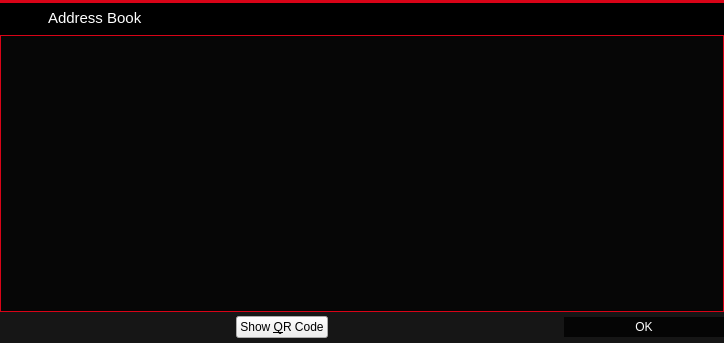
Before: the Qt Designer form src/qt/forms/addressbookpage.ui in AMA-CSharp-Code/Blazecoin_Wallet_Core_V1.5, drawn with Qt 5.
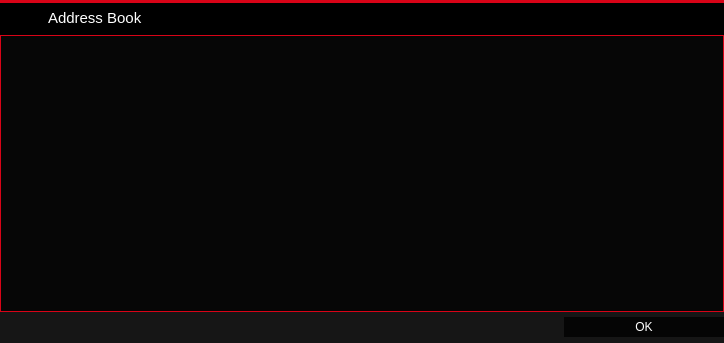
After: the same form once the commit is applied. Icons and pictures are not drawn.

Commit message: UI: remove QR Code button, restyle About dialog, fix MinGW build

Diff of the .ui file:
```diff
--- a/src/qt/forms/addressbookpage.ui
+++ b/src/qt/forms/addressbookpage.ui
@@ -591,17 +591,6 @@
        </property>
       </widget>
      </item>
-     <item>
-      <widget class="QPushButton" name="showQRCode">
-       <property name="text">
-        <string>Show &amp;QR Code</string>
-       </property>
-       <property name="icon">
-        <iconset resource="../blazecoin.qrc">
-         <normaloff>:/icons/qrcode</normaloff>:/icons/qrcode</iconset>
-       </property>
-      </widget>
-     </item>
      <item>
       <widget class="QPushButton" name="signMessage">
        <property name="enabled">
```
The commit also changes 4 other files.
